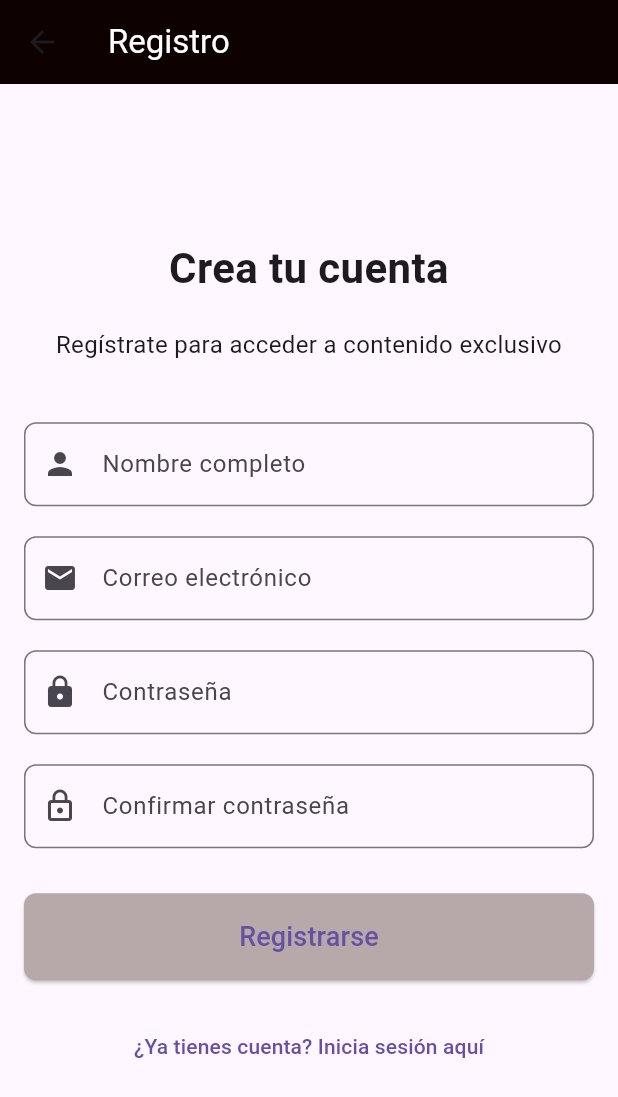
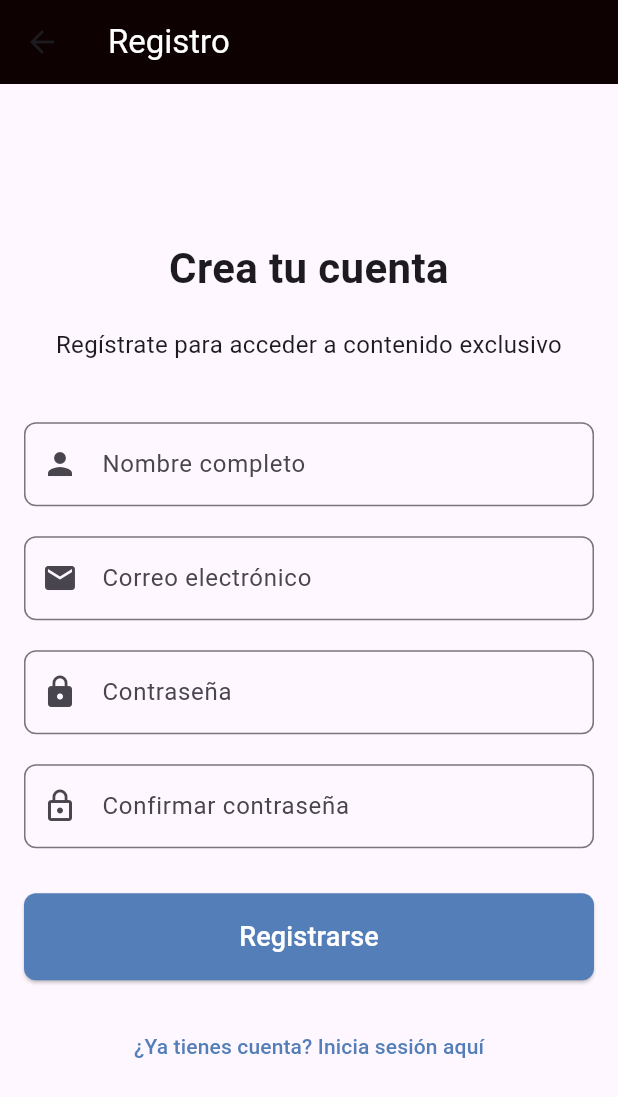
Before and after one commit to chente09/app_screen, a Flutter app: the Loginscreen screen opened directly, after a tap on "¿No tienes cuenta? Regístrate aquí", on a phone screen of 412 x 824 dp. Shown: the top 1097 px of the screen. Run offline on Flutter 3.47's test engine with Material 3 defaults, Android fonts, the phone set to English and light mode, and no system bars.

Commit message:
change button color and  text color

```diff
--- a/lib/screens/loginScreen.dart
+++ b/lib/screens/loginScreen.dart
@@ -63,14 +63,14 @@ class Loginscreen extends StatelessWidget {
                   },
                   style: ElevatedButton.styleFrom(
                     padding: const EdgeInsets.symmetric(vertical: 16.0),
-                    backgroundColor: const Color.fromARGB(255, 183, 169, 169),
+                    backgroundColor: const Color(0xFF537EB8),
                     shape: RoundedRectangleBorder(
                       borderRadius: BorderRadius.circular(8.0),
                     ),
                   ),
                   child: const Text(
                     'Iniciar sesión',
-                    style: TextStyle(fontSize: 18),
+                    style: TextStyle(fontSize: 18, color: Colors.white,),
                   ),
                 ),
                 const SizedBox(height: 20),
@@ -79,7 +79,7 @@ class Loginscreen extends StatelessWidget {
                   ) {
                     register(context);
                   },
-                  child: const Text('¿No tienes cuenta? Regístrate aquí'),
+                  child: const Text('¿No tienes cuenta? Regístrate aquí', style: TextStyle(color: Color(0xFF537EB8)),),
                 ),
               ],
             ),
--- a/lib/screens/registerScreen.dart
+++ b/lib/screens/registerScreen.dart
@@ -86,14 +86,14 @@ class Registerscreen extends StatelessWidget {
                   },
                   style: ElevatedButton.styleFrom(
                     padding: const EdgeInsets.symmetric(vertical: 16.0),
-                    backgroundColor: const Color.fromARGB(255, 183, 169, 169),
+                    backgroundColor: const Color(0xFF537EB8),
                     shape: RoundedRectangleBorder(
                       borderRadius: BorderRadius.circular(8.0),
                     ),
                   ),
                   child: const Text(
                     'Registrarse',
-                    style: TextStyle(fontSize: 18),
+                    style: TextStyle(fontSize: 18, color: Colors.white),
                   ),
                 ),
                 const SizedBox(height: 20),
@@ -101,7 +101,7 @@ class Registerscreen extends StatelessWidget {
                   onPressed: () {
                     Navigator.pop(context);
                   },
-                  child: const Text('¿Ya tienes cuenta? Inicia sesión aquí'),
+                  child: const Text('¿Ya tienes cuenta? Inicia sesión aquí', style: TextStyle(color: Color(0xFF537EB8)),),
                 ),
               ],
             ),
```
